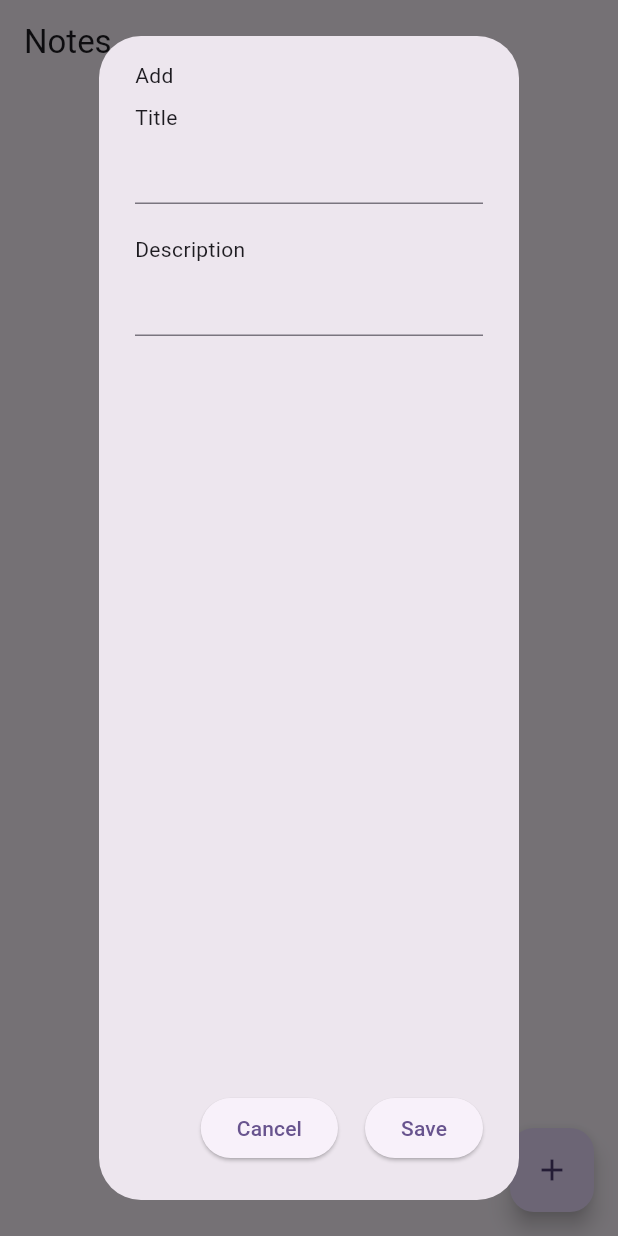
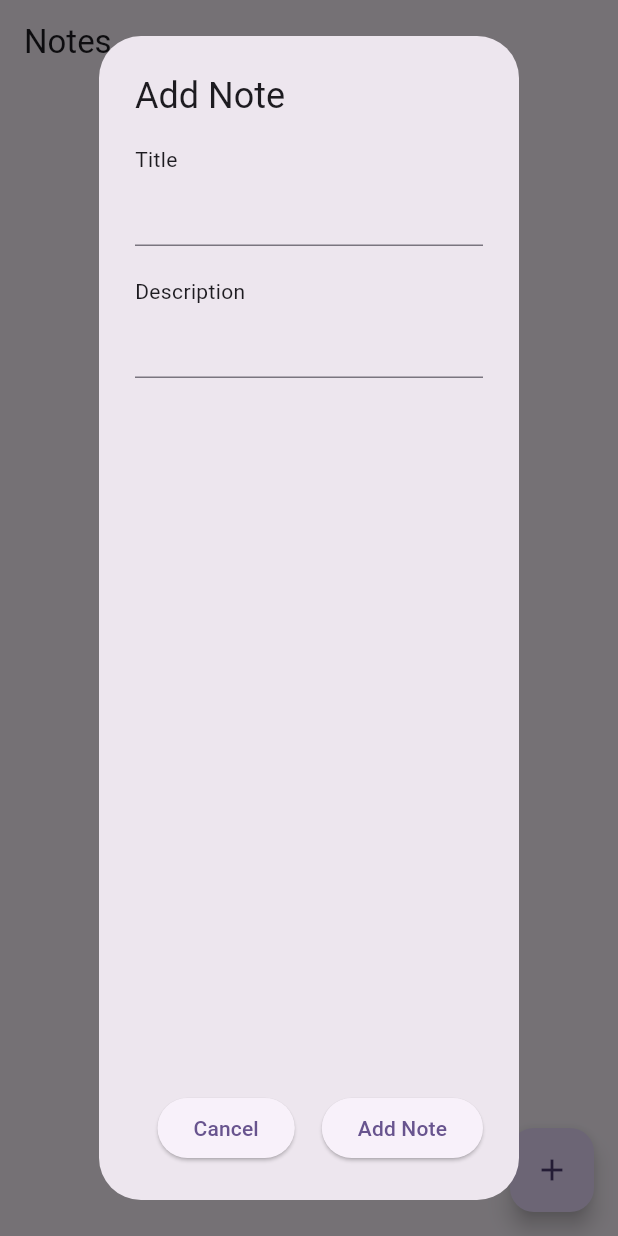
Before and after one commit to Hocwin/notes, a Flutter app: the screen it shows after launch, after a tap on the "add" icon, on a phone screen of 412 x 824 dp. Run offline on Flutter 3.47's test engine with Material 3 defaults, Android fonts, the phone set to English and light mode, and no system bars; our stand-ins replace cloud_firestore, firebase_core; accounts and stored records are empty.

Commit message:
Note Dialog

```diff
--- /dev/null
+++ b/lib/widgets/note_dialog.dart
@@ -0,0 +1,68 @@
+import 'package:flutter/material.dart';
+import 'package:notes_firestore/services/notes_service.dart';
+
+class NoteDialog extends StatelessWidget {
+  final Map<String,dynamic>? note;
+  final TextEditingController _titleController = TextEditingController();
+  final TextEditingController _descriptionController = TextEditingController();
+
+  NoteDialog( {super.key, this.note}){
+    if(note != null){
+      _titleController.text = note!['title'];
+      _descriptionController.text = note!['description'];
+    }
+  }
+
+  @override
+  Widget build(BuildContext context) {
+    return AlertDialog(
+      title: Text(note == null ? 'Add Note' : 'Update Notes'),
+      content: Column(
+        crossAxisAlignment: CrossAxisAlignment.start,
+        children: [
+          const Text('Title', textAlign: TextAlign.start),
+          TextField(
+            controller: _titleController,
+          ),
+          const Padding(
+            padding: EdgeInsets.only(top: 20),
+            child: Text('Description', textAlign: TextAlign.start),
+          ),
+          TextField(
+            controller: _descriptionController,
+          )
+        ],
+      ),
+      actions: [
+        Padding(
+          padding: const EdgeInsets.symmetric(horizontal: 10),
+          child: ElevatedButton(
+              onPressed: () {
+                Navigator.of(context).pop();
+              },
+              child: Text('Cancel')),
+        ),
+        ElevatedButton(
+          onPressed: () {
+            if (note == null) {
+              NoteService.addNote(
+                      _titleController.text, _descriptionController.text)
+                  .whenComplete(() {
+                Navigator.of(context).pop();
+              });
+            } else {
+              NoteService.updateNote(note!['id'], _titleController.text,
+                      _descriptionController.text)
+                  .whenComplete(() {
+                Navigator.of(context).pop();
+              });
+              //         _descriptionController.text)
+              //     .whenComplete(() => Navigator.of(context).pop());
+            }
+          },
+          child: Text(note == null ? 'Add Note' : 'Update Notes'),
+        ),
+      ],
+    );
+  }
+}
```
Also changed, not shown: lib/screens/note_list_services.dart (+3 -83 lines).
